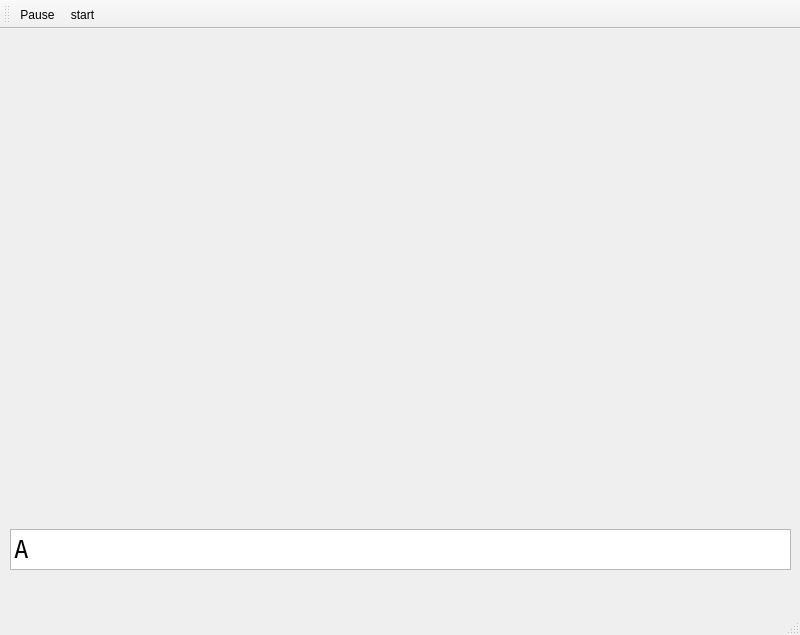
First picture: the form in A7-Parachutes/A7-Parachutes/gamewindow.ui, repository thePeterPan/CS3505-2016, before the edit.
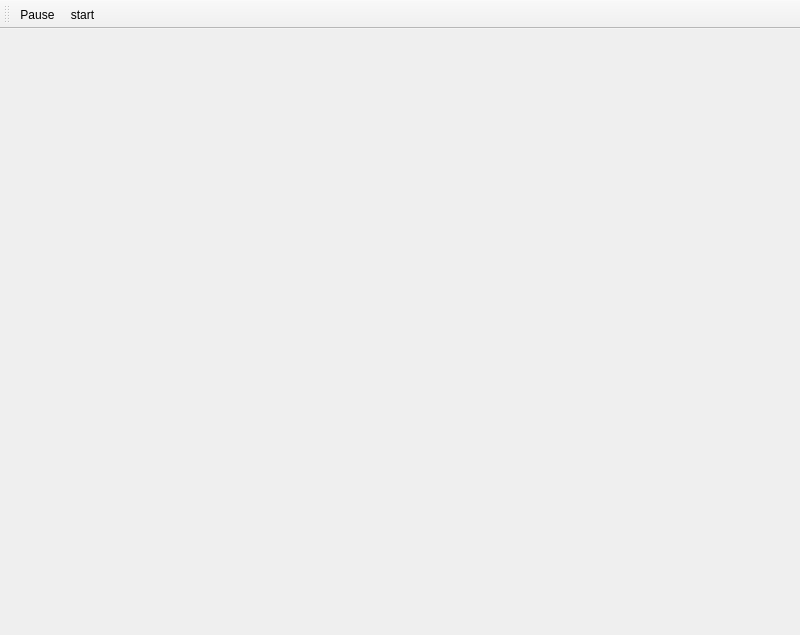
Second picture: the form after the edit. Icons and pictures are not drawn.

Commit message: make UI expandable, add background

```diff
--- a/A7-Parachutes/A7-Parachutes/gamewindow.ui
+++ b/A7-Parachutes/A7-Parachutes/gamewindow.ui
@@ -14,36 +14,25 @@
    <string>Parachutes</string>
   </property>
   <widget class="QWidget" name="centralwidget">
-   <widget class="QListWidget" name="listWidget">
-    <property name="geometry">
-     <rect>
-      <x>10</x>
-      <y>500</y>
-      <width>781</width>
-      <height>41</height>
-     </rect>
-    </property>
-    <property name="font">
-     <font>
-      <family>Fixedsys</family>
-      <pointsize>18</pointsize>
-      <weight>50</weight>
-      <italic>false</italic>
-      <bold>false</bold>
-     </font>
-    </property>
-    <property name="styleSheet">
-     <string notr="true"/>
-    </property>
-    <property name="flow">
-     <enum>QListView::LeftToRight</enum>
-    </property>
+   <layout class="QHBoxLayout" name="horizontalLayout">
     <item>
-     <property name="text">
-      <string>A</string>
-     </property>
+     <layout class="QGridLayout" name="gridLayout">
+      <item row="0" column="0">
+       <spacer name="verticalSpacer">
+        <property name="orientation">
+         <enum>Qt::Vertical</enum>
+        </property>
+        <property name="sizeHint" stdset="0">
+         <size>
+          <width>20</width>
+          <height>40</height>
+         </size>
+        </property>
+       </spacer>
+      </item>
+     </layout>
     </item>
-   </widget>
+   </layout>
   </widget>
   <widget class="QMenuBar" name="menubar">
    <property name="geometry">
@@ -55,7 +44,6 @@
     </rect>
    </property>
   </widget>
-  <widget class="QStatusBar" name="statusbar"/>
   <widget class="QToolBar" name="toolBar">
    <property name="windowTitle">
     <string>toolBar</string>
```
Left out of the diff: 2 changed lines with no effect on the pictures. The commit also changes 5 other files.
